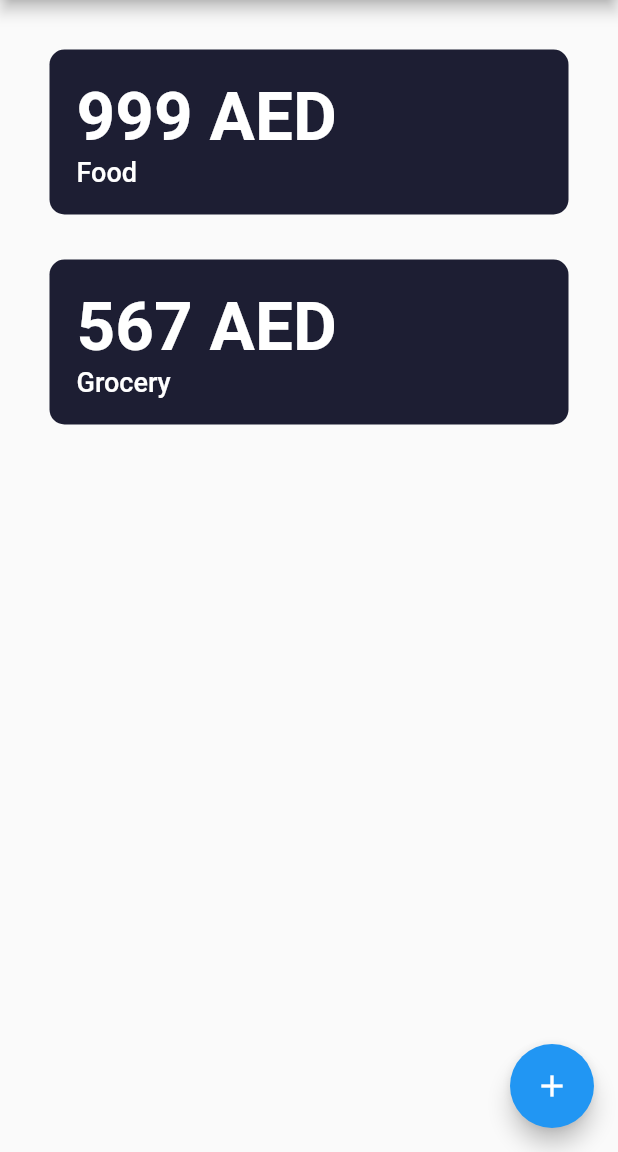
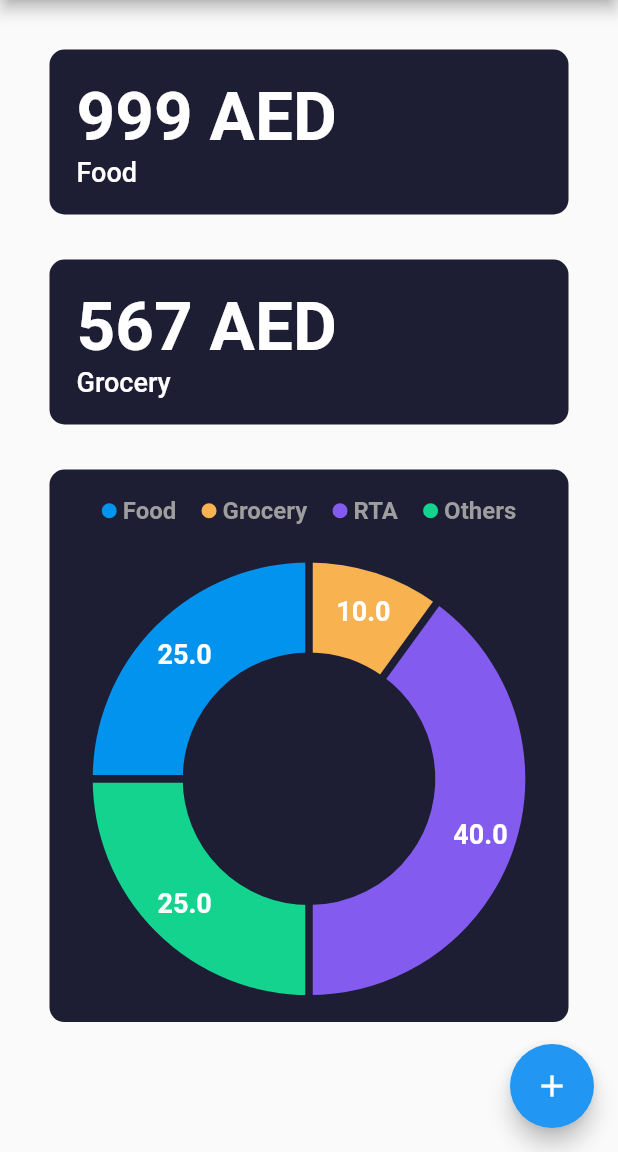
Before and after one commit to Simyan/ExpenseTrackerFlutter, a Flutter app: the screen it shows after launch, on a phone screen of 412 x 824 dp, the part 84-1236 px from its top. Run offline on Flutter 3.47's test engine with Material 2 defaults, Android fonts, the phone set to English and light mode, and no system bars; drawn by our look-alikes of fl_chart.

Commit message:
Added Pie chart component

```diff
--- a/lib/components/custom_card.dart
+++ b/lib/components/custom_card.dart
@@ -1,4 +1,5 @@
 import 'package:flutter/material.dart';
+
 
 class CustomCard extends StatelessWidget {
 
--- /dev/null
+++ b/lib/components/indicator.dart
@@ -0,0 +1,41 @@
+import 'package:flutter/material.dart';
+
+class Indicator extends StatelessWidget {
+  final Color color;
+  final String text;
+  final bool isSquare;
+  final double size;
+  final Color textColor;
+
+  const Indicator({
+    Key key,
+    this.color,
+    this.text,
+    this.isSquare,
+    this.size = 16,
+    this.textColor = const Color(0xff505050),
+  }) : super(key: key);
+
+  @override
+  Widget build(BuildContext context) {
+    return Row(
+      children: <Widget>[
+        Container(
+          width: size,
+          height: size,
+          decoration: BoxDecoration(
+            shape: isSquare ? BoxShape.rectangle : BoxShape.circle,
+            color: color,
+          ),
+        ),
+        const SizedBox(
+          width: 4,
+        ),
+        Text(
+          text,
+          style: TextStyle(fontSize: 16, fontWeight: FontWeight.bold, color: textColor),
+        )
+      ],
+    );
+  }
+}
--- /dev/null
+++ b/lib/components/pie_chart.dart
@@ -0,0 +1,120 @@
+import 'package:fl_chart/fl_chart.dart';
+import 'package:flutter/cupertino.dart';
+import 'package:flutter/material.dart';
+import 'package:expense_tracker/components/indicator.dart';
+
+class PieChartComponent extends StatelessWidget {
+
+  PieChartComponent({@required this.values});
+
+  final List<double> values;
+
+  @override
+  Widget build(BuildContext context) {
+
+    List<PieChartSectionData> showingSections() {
+      return List.generate(
+        4,
+            (i) {
+          //final isTouched = i == touchedIndex;
+          //final double opacity = isTouched ? 1 : 0.6;
+          final double opacity = 1;
+          switch (i) {
+            case 0:
+              return PieChartSectionData(
+                color: const Color(0xff0293ee).withOpacity(opacity),
+                value: values[0],
+                title: '${values[0]}',
+                radius: 60,
+                titleStyle: TextStyle(
+                    fontSize: 18, fontWeight: FontWeight.bold, color: const Color(0xfffffffff)),
+                titlePositionPercentageOffset: 0.55,
+              );
+            case 1:
+              return PieChartSectionData(
+                color: const Color(0xfff8b250).withOpacity(opacity),
+                value: values[1],
+                title: '${values[1]}',
+                radius: 60,
+                titleStyle: TextStyle(
+                    fontSize: 18, fontWeight: FontWeight.bold, color: const Color(0xfffffffff)),
+                titlePositionPercentageOffset: 0.55,
+              );
+            case 2:
+              return PieChartSectionData(
+                color: const Color(0xff845bef).withOpacity(opacity),
+                value: values[2],
+                title: '${values[2]}',
+                radius: 60,
+                titleStyle: TextStyle(
+                    fontSize: 18, fontWeight: FontWeight.bold, color: const Color(0xfffffffff)),
+                titlePositionPercentageOffset: 0.6,
+              );
+            case 3:
+              return PieChartSectionData(
+                color: const Color(0xff13d38e).withOpacity(opacity),
+                value: values[3],
+                title: '${values[3]}',
+                radius: 60,
+                titleStyle: TextStyle(
+                    fontSize: 18, fontWeight: FontWeight.bold, color: const Color(0xfffffffff)),
+                titlePositionPercentageOffset: 0.55,
+              );
+            default:
+              return null;
+          }
+        },
+      );
+    }
+
+
+    return Column(
+        children: <Widget>[
+          Row(
+            mainAxisSize: MainAxisSize.max,
+            mainAxisAlignment: MainAxisAlignment.spaceEvenly,
+            children: <Widget>[
+              Indicator(
+                color: const Color(0xff0293ee),
+                text: 'Food',
+                isSquare: false,
+                size: 10,
+                textColor: Colors.grey,
+              ),
+              Indicator(
+                color: const Color(0xfff8b250),
+                text: 'Grocery',
+                isSquare: false,
+                size: 10,
+                textColor: Colors.grey,
+              ),
+              Indicator(
+                color: const Color(0xff845bef),
+                text: 'RTA',
+                isSquare: false,
+                size: 10,
+                textColor: Colors.grey,
+              ),
+              Indicator(
+                color: const Color(0xff13d38e),
+                text: 'Others',
+                isSquare: false,
+                size: 10,
+                textColor: Colors.grey,
+              ),
+            ],
+          ),
+          const SizedBox(height: 25),
+          PieChart(
+              PieChartData(
+                  pieTouchData: PieTouchData(enabled: false),
+                  startDegreeOffset: 180,
+                  borderData: FlBorderData(show: false),
+                  sectionsSpace: 5,
+                  sections: showingSections()
+              )
+          )
+        ]
+    );
+  }
+}
--- a/lib/screens/home_page.dart
+++ b/lib/screens/home_page.dart
@@ -1,5 +1,6 @@
 import 'package:flutter/material.dart';
 import 'package:expense_tracker/components/custom_card.dart';
+import 'package:expense_tracker/components/pie_chart.dart';
 
 class MyHomePage extends StatefulWidget {
   MyHomePage({Key key, this.title}) : super(key: key);
@@ -37,6 +38,20 @@ class _MyHomePageState extends State<MyHomePage> {
             children: <Widget>[
               CustomCard(value: '999 AED', label: 'Food',),
               CustomCard(value: '567 AED', label: 'Grocery',),
+              Container(
+                  child: Padding(
+                    padding: const EdgeInsets.all(18.0),
+                    child: Column(
+                      mainAxisSize: MainAxisSize.min,
+                      crossAxisAlignment: CrossAxisAlignment.stretch,
+                      children: [
+                        PieChartComponent(values: [25,10,40,25])
+                      ],
+                    ),
+                  ),
+                  margin: EdgeInsets.all(15.0),
+                  decoration: BoxDecoration(color: Color(0xFF1D1E33), borderRadius: BorderRadius.circular(10.0))
+              ),
             ],
           ),
         ),
--- a/pubspec.yaml
+++ b/pubspec.yaml
@@ -28,6 +28,7 @@ dependencies:
   # The following adds the Cupertino Icons font to your application.
   # Use with the CupertinoIcons class for iOS style icons.
   cupertino_icons: ^1.0.0
+  fl_chart: ^0.12.0
 
 dev_dependencies:
   flutter_test:
```
Also changed, not shown: pubspec.lock.
